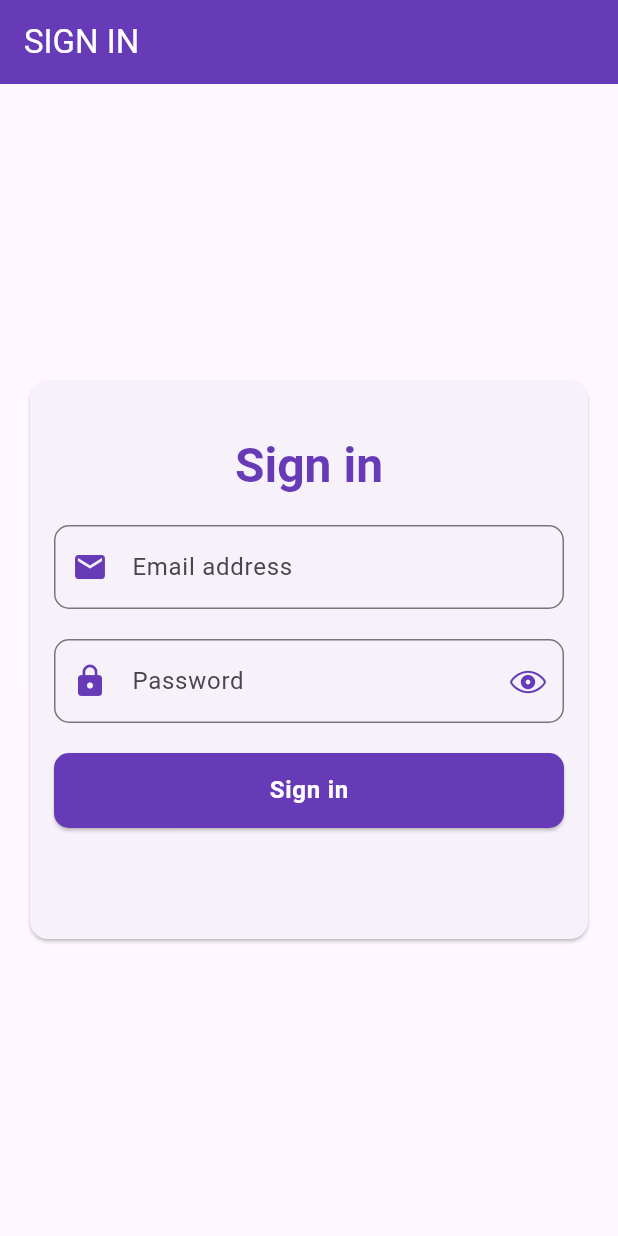
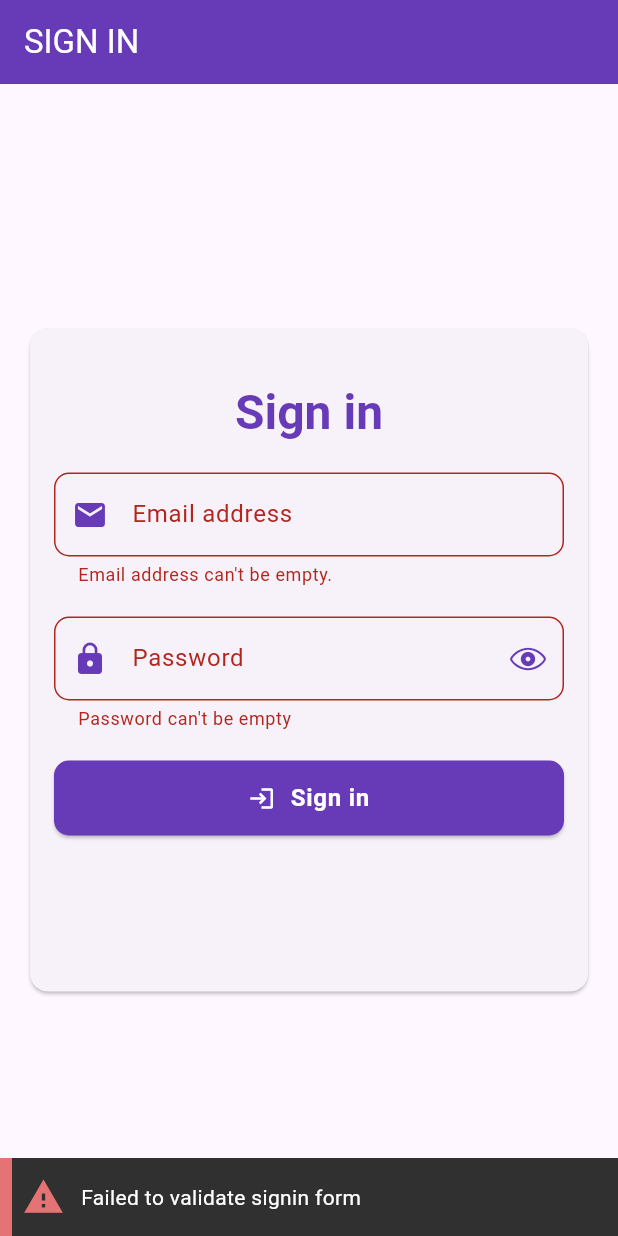
Before and after one commit to vishnucprasad/flutter_form_validation, a Flutter app: the screen it shows after launch, after a tap on "Sign in", on a phone screen of 412 x 824 dp. Run offline on Flutter 3.47's test engine with Material 3 defaults, Android fonts, the phone set to English and light mode, and no system bars; drawn by our look-alikes of another_flushbar; our stand-ins replace auto_route, dartz, flutter_bloc, freezed_annotation.

Commit message:
Integrated SigninFormBloc with the UI

```diff
--- a/lib/presentation/screens/signin_screen/signin_screen.dart
+++ b/lib/presentation/screens/signin_screen/signin_screen.dart
@@ -1,5 +1,9 @@
+import 'package:another_flushbar/flushbar_helper.dart';
 import 'package:auto_route/auto_route.dart';
 import 'package:flutter/material.dart';
+import 'package:flutter_bloc/flutter_bloc.dart';
+import 'package:flutter_form_validation/application/signin_form/signin_form_bloc.dart';
+import 'package:flutter_form_validation/presentation/router/app_router.dart';
 import 'package:flutter_form_validation/presentation/screens/signin_screen/widgets/signin_form.dart';
 
 @RoutePage()
@@ -8,13 +12,33 @@ class SigninScreen extends StatelessWidget {
 
   @override
   Widget build(BuildContext context) {
-    return Scaffold(
+    return BlocProvider(
+      create: (context) => SigninFormBloc(),
+      child: BlocListener<SigninFormBloc, SigninFormState>(
+        listenWhen: (p, c) =>
+            p.failureOrSuccessOption != c.failureOrSuccessOption,
+        listener: (context, state) {
+          state.failureOrSuccessOption.fold(
+            () => null,
+            (either) => either.fold(
+              (f) {
+                FlushbarHelper.createError(
+                  message: f.map(
+                    validationFailure: (_) => 'Failed to validate signin form',
+                  ),
+                ).show(context);
+              },
+              (_) => context.pushRoute(const HomeRoute()),
+            ),
+          );
+        },
+        child: Scaffold(
           appBar: AppBar(
             title: const Text('SIGN IN'),
           ),
           body: Center(
             child: SizedBox(
-          height: MediaQuery.of(context).size.width - 32,
+              height: 450,
               width: MediaQuery.of(context).size.width - 32,
               child: const Card(
                 child: Padding(
@@ -24,6 +48,8 @@ class SigninScreen extends StatelessWidget {
               ),
             ),
           ),
+        ),
+      ),
     );
   }
 }
--- a/lib/presentation/screens/signin_screen/widgets/email_input_field.dart
+++ b/lib/presentation/screens/signin_screen/widgets/email_input_field.dart
@@ -1,4 +1,6 @@
 import 'package:flutter/material.dart';
+import 'package:flutter_bloc/flutter_bloc.dart';
+import 'package:flutter_form_validation/application/signin_form/signin_form_bloc.dart';
 
 class EmailInputField extends StatelessWidget {
   const EmailInputField({
@@ -7,7 +9,19 @@ class EmailInputField extends StatelessWidget {
 
   @override
   Widget build(BuildContext context) {
+    final controller = TextEditingController();
+    return BlocConsumer<SigninFormBloc, SigninFormState>(
+      listenWhen: (p, c) => p.showValidationError != c.showValidationError,
+      listener: (context, state) {
+        controller.text =
+            state.credentials.emailAddress.value.getOrElse(() => '');
+      },
+      builder: (context, state) {
         return TextFormField(
+          controller: controller,
+          autovalidateMode: state.showValidationError
+              ? AutovalidateMode.always
+              : AutovalidateMode.disabled,
           decoration: InputDecoration(
             border: OutlineInputBorder(
               borderSide: const BorderSide(color: Colors.deepPurple),
@@ -20,6 +34,24 @@ class EmailInputField extends StatelessWidget {
               color: Colors.deepPurple,
             ),
           ),
+          onChanged: (email) => context
+              .read<SigninFormBloc>()
+              .add(SigninFormEvent.emailAddressChanged(emailAddress: email)),
+          validator: (_) => context
+              .read<SigninFormBloc>()
+              .state
+              .credentials
+              .emailAddress
+              .value
+              .fold(
+                (l) => l.map(
+                  empty: (_) => "Email address can't be empty.",
+                  invalid: (_) => "Invalid email address.",
+                ),
+                (_) => null,
+              ),
+        );
+      },
     );
   }
 }
--- a/lib/presentation/screens/signin_screen/widgets/password_input_field.dart
+++ b/lib/presentation/screens/signin_screen/widgets/password_input_field.dart
@@ -1,5 +1,7 @@
 import 'package:flutter/cupertino.dart';
 import 'package:flutter/material.dart';
+import 'package:flutter_bloc/flutter_bloc.dart';
+import 'package:flutter_form_validation/application/signin_form/signin_form_bloc.dart';
 
 class PasswordInputField extends StatelessWidget {
   const PasswordInputField({
@@ -8,8 +10,20 @@ class PasswordInputField extends StatelessWidget {
 
   @override
   Widget build(BuildContext context) {
+    final controller = TextEditingController();
+    return BlocConsumer<SigninFormBloc, SigninFormState>(
+      listenWhen: (p, c) => p.showValidationError != c.showValidationError,
+      listener: (context, state) {
+        controller.text = state.credentials.password.value.getOrElse(() => '');
+      },
+      builder: (context, state) {
         return TextFormField(
+          controller: controller,
+          autovalidateMode: state.showValidationError
+              ? AutovalidateMode.always
+              : AutovalidateMode.disabled,
           decoration: InputDecoration(
+            errorMaxLines: 3,
             border: OutlineInputBorder(
               borderSide: const BorderSide(color: Colors.deepPurple),
               borderRadius: BorderRadius.circular(10),
@@ -21,14 +35,37 @@ class PasswordInputField extends StatelessWidget {
               color: Colors.deepPurple,
             ),
             suffixIcon: IconButton(
-          onPressed: () {},
-          icon: const Icon(
-            CupertinoIcons.eye,
+              onPressed: () => context
+                  .read<SigninFormBloc>()
+                  .add(const SigninFormEvent.obscureTextChanged()),
+              icon: Icon(
+                state.hidePassword
+                    ? CupertinoIcons.eye
+                    : CupertinoIcons.eye_slash,
                 color: Colors.deepPurple,
               ),
             ),
           ),
-      obscureText: true,
+          obscureText: state.hidePassword,
+          onChanged: (password) => context
+              .read<SigninFormBloc>()
+              .add(SigninFormEvent.passwordChanged(password: password)),
+          validator: (_) => context
+              .read<SigninFormBloc>()
+              .state
+              .credentials
+              .password
+              .value
+              .fold(
+                (l) => l.map(
+                  empty: (_) => "Password can't be empty",
+                  invalid: (_) =>
+                      'Password must be minimum six characters, at least one uppercase letter, one lowercase letter, one number and one special character',
+                ),
+                (r) => null,
+              ),
+        );
+      },
     );
   }
 }
--- a/lib/presentation/screens/signin_screen/widgets/submit_button.dart
+++ b/lib/presentation/screens/signin_screen/widgets/submit_button.dart
@@ -1,4 +1,7 @@
 import 'package:flutter/material.dart';
+import 'package:flutter_bloc/flutter_bloc.dart';
+import 'package:flutter_form_validation/application/signin_form/signin_form_bloc.dart';
+import 'package:flutter_form_validation/presentation/core/constants.dart';
 
 class SubmitButton extends StatelessWidget {
   const SubmitButton({
@@ -7,6 +10,8 @@ class SubmitButton extends StatelessWidget {
 
   @override
   Widget build(BuildContext context) {
+    return BlocBuilder<SigninFormBloc, SigninFormState>(
+      builder: (context, state) {
         return SizedBox(
           width: double.infinity,
           height: 50,
@@ -19,15 +24,37 @@ class SubmitButton extends StatelessWidget {
                 RoundedRectangleBorder(borderRadius: BorderRadius.circular(10)),
               ),
             ),
-        onPressed: () {},
-        child: Text(
-          'Sign in',
+            onPressed: () => context
+                .read<SigninFormBloc>()
+                .add(const SigninFormEvent.signinButtonPressed()),
+            child: Row(
+              mainAxisAlignment: MainAxisAlignment.center,
+              children: [
+                state.isSubmitting
+                    ? const SizedBox(
+                        height: 16,
+                        width: 16,
+                        child: CircularProgressIndicator(
+                          color: Colors.white,
+                        ),
+                      )
+                    : const Icon(
+                        Icons.login,
+                        color: Colors.white,
+                      ),
+                kWidth,
+                Text(
+                  state.isSubmitting ? 'Signing in...' : 'Sign in',
                   style: Theme.of(context).textTheme.bodyLarge?.copyWith(
                         color: Colors.white,
                         fontWeight: FontWeight.bold,
                       ),
                 ),
+              ],
             ),
+          ),
+        );
+      },
     );
   }
 }
--- a/pubspec.yaml
+++ b/pubspec.yaml
@@ -28,6 +28,7 @@ environment:
 # the latest version available on pub.dev. To see which dependencies have newer
 # versions available, run `flutter pub outdated`.
 dependencies:
+  another_flushbar: ^1.12.30
   auto_route: ^7.8.4
   cupertino_icons: ^1.0.2
   dartz: ^0.10.1
```
Also changed, not shown: pubspec.lock. Lines whose indentation alone changed are shown as unchanged.
